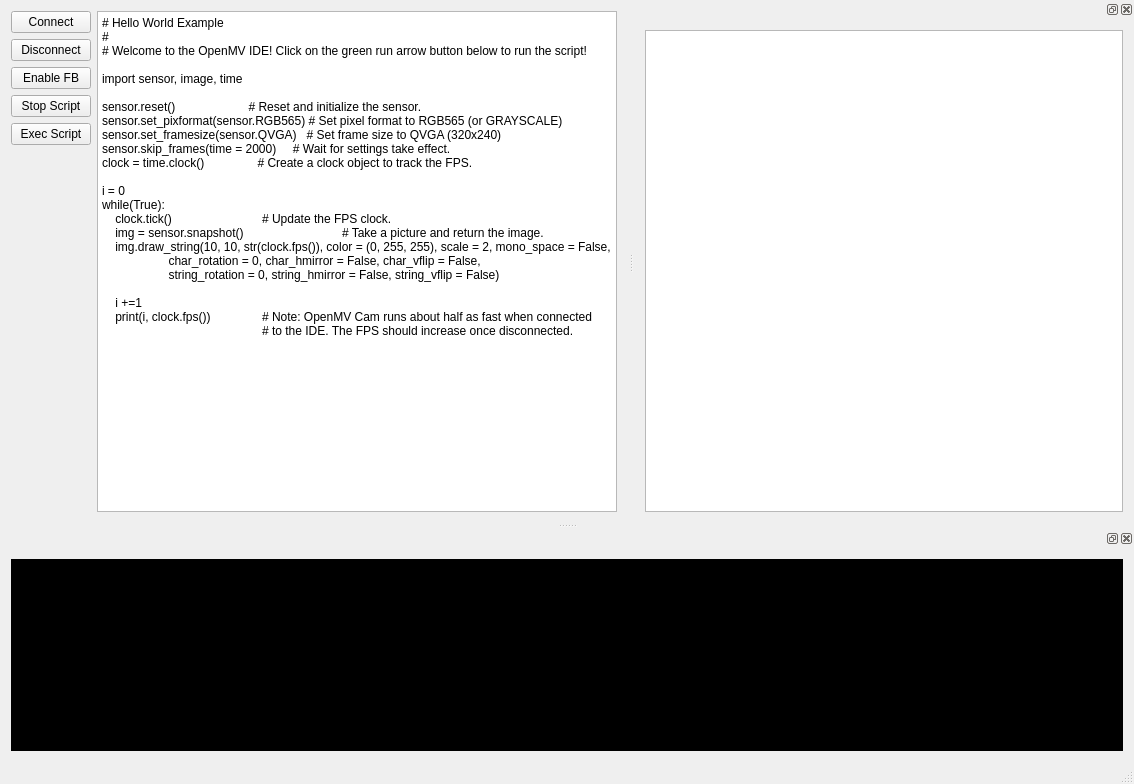
Above: mainwindow.ui from RenatoGozdziejewskiJr/QOpenMV before the change. Below: the same form after it.
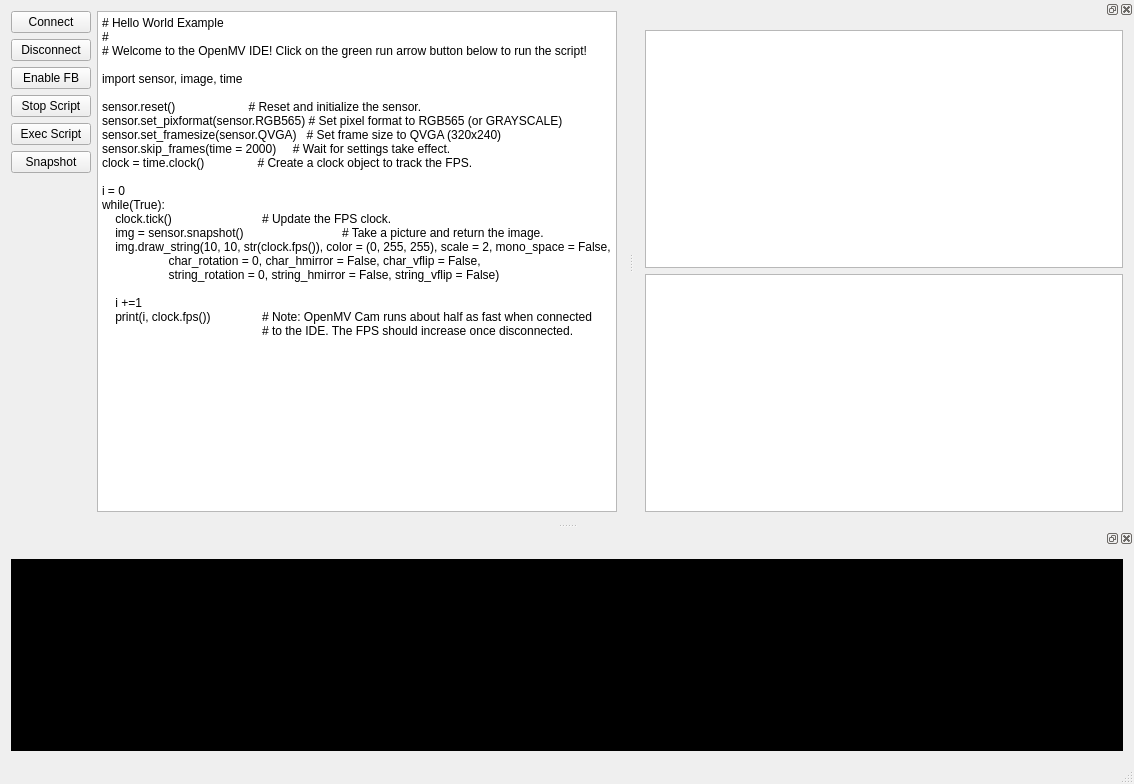
That is the form after the change.

Commit message: Alteracao snapshot

```diff
--- a/mainwindow.ui
+++ b/mainwindow.ui
@@ -85,6 +85,19 @@
         </property>
        </widget>
       </item>
+      <item>
+       <widget class="QPushButton" name="pbSnapshot">
+        <property name="sizePolicy">
+         <sizepolicy hsizetype="Preferred" vsizetype="Fixed">
+          <horstretch>0</horstretch>
+          <verstretch>0</verstretch>
+         </sizepolicy>
+        </property>
+        <property name="text">
+         <string>Snapshot</string>
+        </property>
+       </widget>
+      </item>
       <item>
        <spacer name="verticalSpacer">
         <property name="orientation">
@@ -180,7 +193,7 @@
    <property name="minimumSize">
     <size>
      <width>500</width>
-     <height>111</height>
+     <height>188</height>
     </size>
    </property>
    <attribute name="dockWidgetArea">
@@ -191,6 +204,9 @@
      <item>
       <widget class="QGraphicsView" name="graphicsView"/>
      </item>
+     <item>
+      <widget class="QGraphicsView" name="snapshotView"/>
+     </item>
     </layout>
    </widget>
   </widget>
```
Left out of the diff: 2 changed lines with no effect on the pictures. The commit also changes 4 other files.
